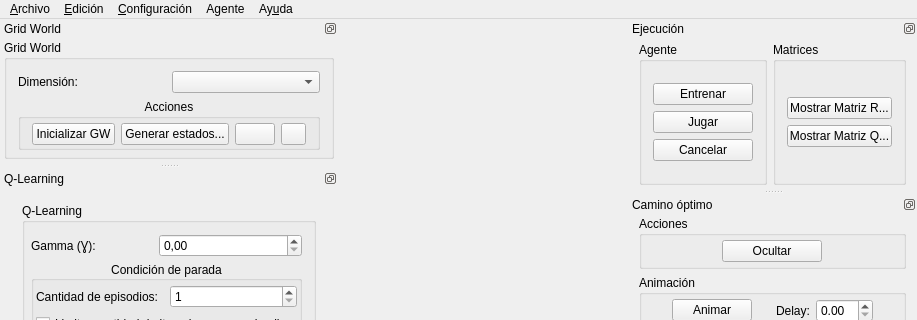
Qt form gui/qt/IA2013TPIRLGUI/mainwindow.ui (ssebastianj/ia2013-tpi-rl) before a commit; both pictures show x 0 to 917 and y 0 to 320 of the 917 by 899 pixel window.
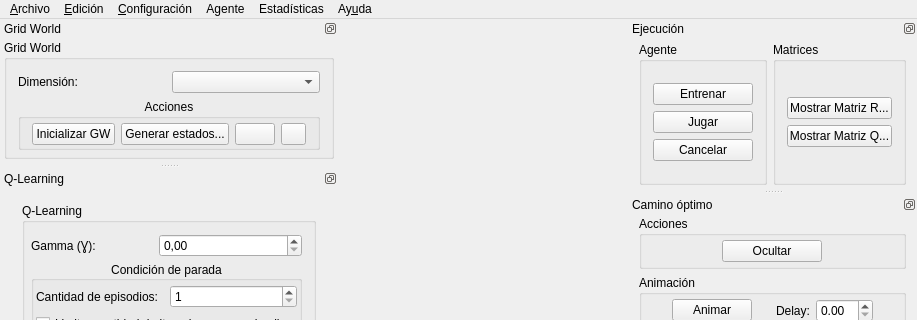
The same form after that commit. Icons and pictures are not drawn.

Commit message: Avances en graficado de estadísticas.

The edit to the form file:
```diff
--- a/gui/qt/IA2013TPIRLGUI/mainwindow.ui
+++ b/gui/qt/IA2013TPIRLGUI/mainwindow.ui
@@ -112,10 +112,16 @@
     <addaction name="separator"/>
     <addaction name="actionInicializarTodo"/>
    </widget>
+   <widget class="QMenu" name="menuEstadisticas">
+    <property name="title">
+     <string>Estadísticas</string>
+    </property>
+   </widget>
    <addaction name="menuArchivo"/>
    <addaction name="menuEdicion"/>
    <addaction name="menuConfiguracion"/>
    <addaction name="menuOperaciones"/>
+   <addaction name="menuEstadisticas"/>
    <addaction name="menuAyuda"/>
   </widget>
   <widget class="QStatusBar" name="statusBar"/>
```
Left out of the diff: 5 changed lines with no effect on the pictures. The commit also changes 9 other files.
